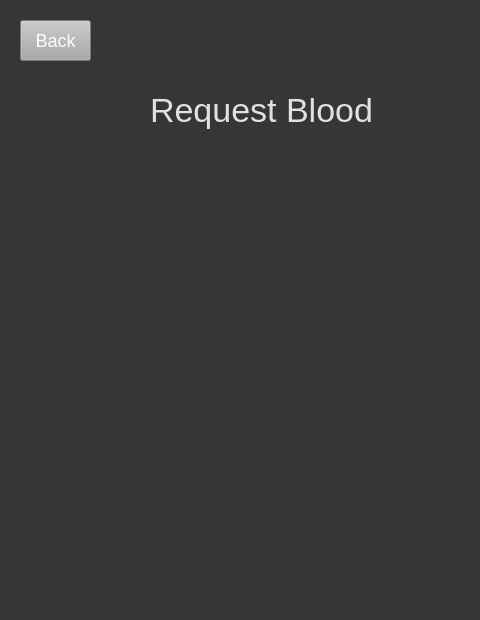
First picture: the form in Resource/requestblood.ui, repository ayushkumar-25/Blood-Donation-Management-System, before the edit.
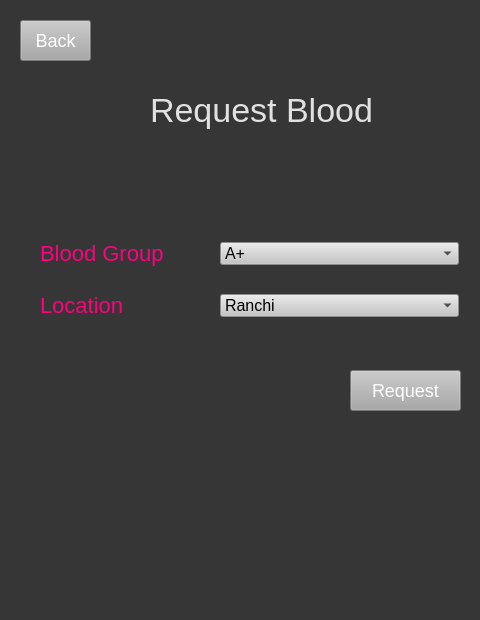
Second picture: the form after the edit.

Commit message: request blood

What changed in the file:
```diff
--- a/Resource/requestblood.ui
+++ b/Resource/requestblood.ui
@@ -51,6 +51,154 @@
     <string>Request Blood</string>
    </property>
   </widget>
+  <widget class="QLabel" name="label_6">
+   <property name="geometry">
+    <rect>
+     <x>40</x>
+     <y>292</y>
+     <width>174</width>
+     <height>27</height>
+    </rect>
+   </property>
+   <property name="font">
+    <font>
+     <pointsize>-1</pointsize>
+    </font>
+   </property>
+   <property name="styleSheet">
+    <string notr="true">color: rgb(255, 0, 127); font-size:22px</string>
+   </property>
+   <property name="text">
+    <string>Location</string>
+   </property>
+  </widget>
+  <widget class="QComboBox" name="bloodGroup">
+   <property name="geometry">
+    <rect>
+     <x>220</x>
+     <y>242</y>
+     <width>239</width>
+     <height>23</height>
+    </rect>
+   </property>
+   <property name="styleSheet">
+    <string notr="true">font-size:16px; 
+background-color: rgb(197, 197, 197);</string>
+   </property>
+   <item>
+    <property name="text">
+     <string>A+</string>
+    </property>
+   </item>
+   <item>
+    <property name="text">
+     <string>B+</string>
+    </property>
+   </item>
+   <item>
+    <property name="text">
+     <string>AB+</string>
+    </property>
+   </item>
+   <item>
+    <property name="text">
+     <string>O+</string>
+    </property>
+   </item>
+   <item>
+    <property name="text">
+     <string>A-</string>
+    </property>
+   </item>
+   <item>
+    <property name="text">
+     <string>B-</string>
+    </property>
+   </item>
+   <item>
+    <property name="text">
+     <string>AB-</string>
+    </property>
+   </item>
+   <item>
+    <property name="text">
+     <string>O-</string>
+    </property>
+   </item>
+  </widget>
+  <widget class="QComboBox" name="location">
+   <property name="geometry">
+    <rect>
+     <x>220</x>
+     <y>294</y>
+     <width>239</width>
+     <height>23</height>
+    </rect>
+   </property>
+   <property name="styleSheet">
+    <string notr="true">font-size:16px; 
+background-color: rgb(197, 197, 197);</string>
+   </property>
+   <item>
+    <property name="text">
+     <string>Ranchi</string>
+    </property>
+   </item>
+   <item>
+    <property name="text">
+     <string>Jamshedpur</string>
+    </property>
+   </item>
+   <item>
+    <property name="text">
+     <string>Bhubaneswar</string>
+    </property>
+   </item>
+   <item>
+    <property name="text">
+     <string>Kolkata</string>
+    </property>
+   </item>
+  </widget>
+  <widget class="QLabel" name="label_5">
+   <property name="geometry">
+    <rect>
+     <x>40</x>
+     <y>240</y>
+     <width>174</width>
+     <height>27</height>
+    </rect>
+   </property>
+   <property name="font">
+    <font>
+     <pointsize>-1</pointsize>
+    </font>
+   </property>
+   <property name="styleSheet">
+    <string notr="true">color: rgb(255, 0, 127); font-size:22px</string>
+   </property>
+   <property name="text">
+    <string>Blood Group</string>
+   </property>
+  </widget>
+  <widget class="QPushButton" name="requestbutton">
+   <property name="geometry">
+    <rect>
+     <x>350</x>
+     <y>370</y>
+     <width>111</width>
+     <height>41</height>
+    </rect>
+   </property>
+   <property name="styleSheet">
+    <string notr="true">background-color: rgb(167, 168, 167); 
+color: rgb(255, 255, 255);
+font-size:18px</string>
+   </property>
+   <property name="text">
+    <string>Request</string>
+   </property>
+  </widget>
  </widget>
  <resources/>
  <connections/>
```
The commit also changes 4 other files.
